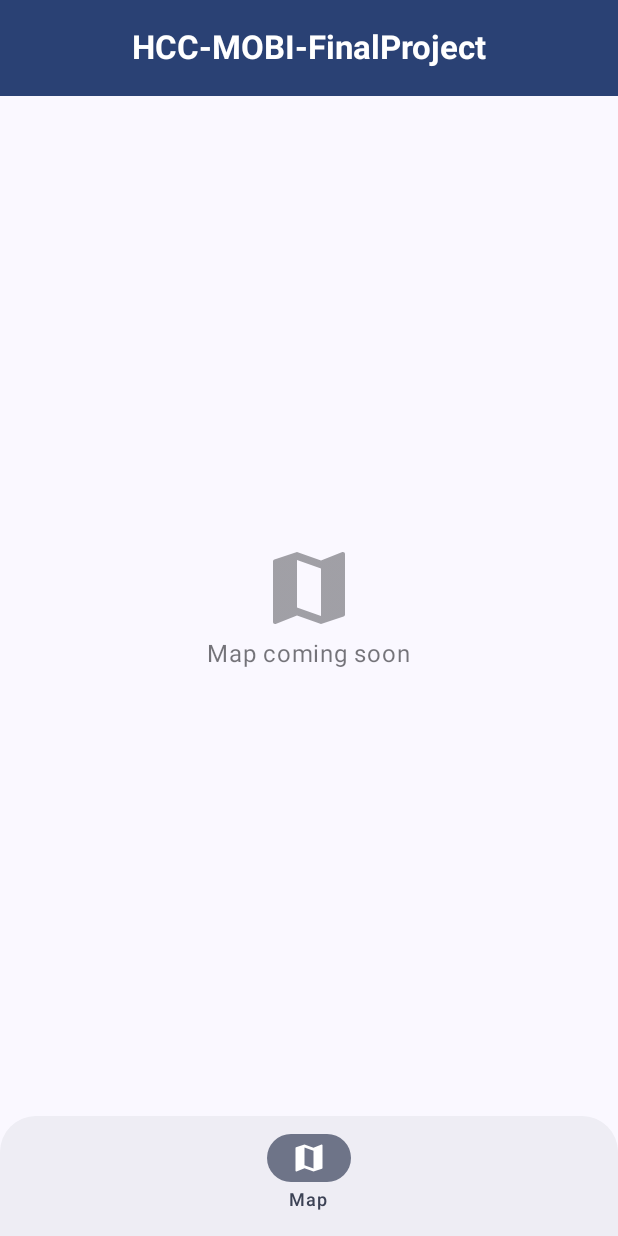
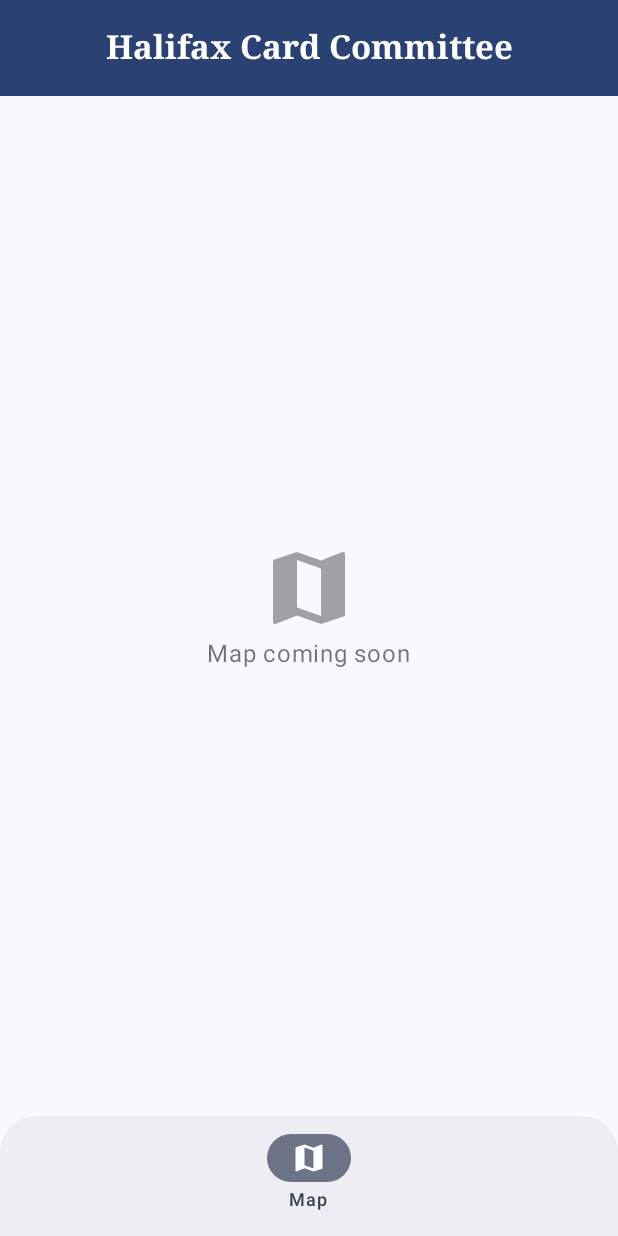
Before and after one commit to joshuaheath/HCC-MOBI-FinalProject, an Android app built with Jetpack Compose: the screen it shows after launch (MainActivity), on a phone screen of 412 x 824 dp. Run offline under Robolectric (Android 15) with nearby library versions, the phone set to English and light mode, and no system bars.

Commit message:
Added our personal branding into color, theme and type.kt. Changed our app name in strings.xml and tweaked font in Navigation.kt.

```diff
--- a/app/src/main/java/com/example/hcc_mobi_finalproject/componets/Navigation.kt
+++ b/app/src/main/java/com/example/hcc_mobi_finalproject/componets/Navigation.kt
@@ -38,6 +38,8 @@ import androidx.compose.ui.Modifier
 import androidx.compose.ui.draw.clip
 import androidx.compose.ui.res.painterResource
 import androidx.compose.ui.res.stringResource
+import androidx.compose.ui.text.font.FontStyle
+import androidx.compose.ui.text.font.FontFamily
 import androidx.compose.ui.text.font.FontWeight
 import androidx.compose.ui.tooling.preview.Preview
 import androidx.compose.ui.unit.dp
@@ -101,7 +103,8 @@ fun AppTopBar() {
         title = {
             Text(
                 text = stringResource(R.string.app_name),
-                fontWeight = FontWeight.Bold
+                fontFamily = FontFamily.Serif,
+                fontWeight = FontWeight.SemiBold
             )
         },
         colors = TopAppBarDefaults.centerAlignedTopAppBarColors(
@@ -179,3 +182,7 @@ fun AppNavigationPreview() {
         AppNavigation()
     }
 }
+
+//Kamali was here,
+//changed fontStyle to fontFamily and made the font serif
+//changed font weight to semibold.
--- a/app/src/main/java/com/example/hcc_mobi_finalproject/ui/theme/Color.kt
+++ b/app/src/main/java/com/example/hcc_mobi_finalproject/ui/theme/Color.kt
@@ -9,3 +9,16 @@ val Pink80 = Color(0xFFEFB8C8)
 val Purple40 = Color(0xFF6650a4)
 val PurpleGrey40 = Color(0xFF625b71)
 val Pink40 = Color(0xFF7D5260)
+
+//our defined colors
+val Midnight_Violet = Color(0xFF0D0221)
+
+val Deep_Twilight = Color(0xFF0F084B)
+
+val Slate_Grey = Color(0xFF6E8894)
+
+val Burnt_Rose = Color(0xFF8C2F39)
+
+val Mint_Cream = Color(0xFFF4FFFD)
+
+//Kamali was here
--- a/app/src/main/java/com/example/hcc_mobi_finalproject/ui/theme/Theme.kt
+++ b/app/src/main/java/com/example/hcc_mobi_finalproject/ui/theme/Theme.kt
@@ -18,9 +18,10 @@ private val DarkColorScheme = darkColorScheme(
 )
 
 private val LightColorScheme = lightColorScheme(
-    primary = Purple40,
-    secondary = PurpleGrey40,
-    tertiary = Pink40
+    primary = Midnight_Violet,
+    secondary = Deep_Twilight,
+    tertiary = Mint_Cream
+    //HCC's color theme (took over lightcolorscheme)
 
     /* Other default colors to override
     background = Color(0xFFFFFBFE),
@@ -56,3 +57,4 @@ fun HCCMOBIFinalProjectTheme(
         content = content
     )
 }
+//Kamali was here
--- a/app/src/main/java/com/example/hcc_mobi_finalproject/ui/theme/Type.kt
+++ b/app/src/main/java/com/example/hcc_mobi_finalproject/ui/theme/Type.kt
@@ -9,7 +9,7 @@ import androidx.compose.ui.unit.sp
 // Set of Material typography styles to start with
 val Typography = Typography(
     bodyLarge = TextStyle(
-        fontFamily = FontFamily.Default,
+        fontFamily = FontFamily.SansSerif,
         fontWeight = FontWeight.Normal,
         fontSize = 16.sp,
         lineHeight = 24.sp,
--- a/app/src/main/res/values/strings.xml
+++ b/app/src/main/res/values/strings.xml
@@ -1,3 +1,6 @@
 <resources>
-    <string name="app_name">HCC-MOBI-FinalProject</string>
+    <string name="app_name">Halifax Card Committee</string>
+    //changed app name to use our brand
+
+    //Kamali was here
 </resources>
```
Also changed, not shown: app/src/main/res/values/colors.xml (+9 -0 lines).
